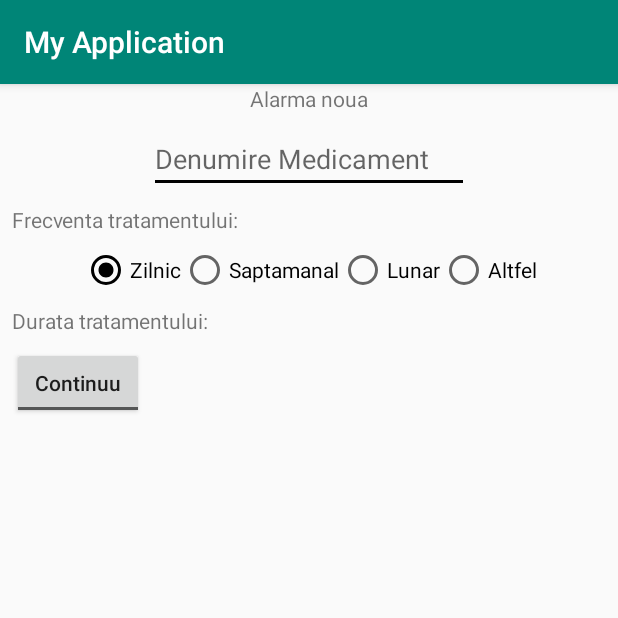
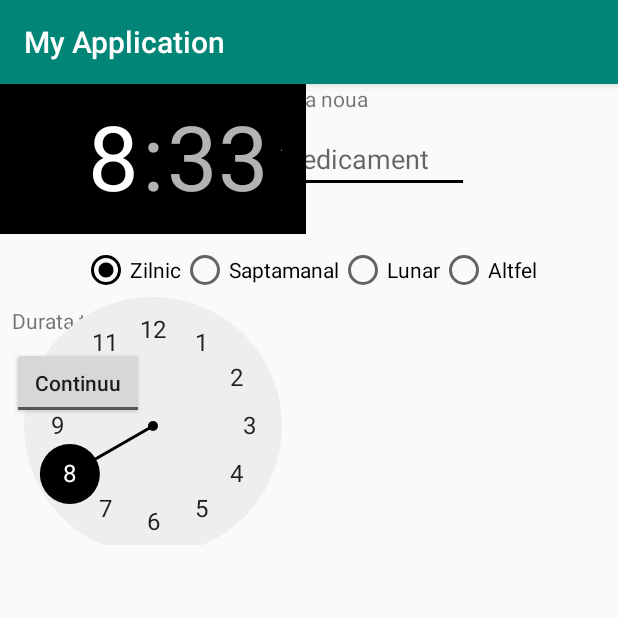
Before and after one commit to VirgoW/AdherenceAppSchoolProject, an Android app: the AlarmSet screen opened directly, with no data from a screen before it, on a phone screen of 412 x 824 dp, the top half of it. Run offline under Robolectric (Android 15) with nearby library versions, the phone set to English and light mode, and no system bars.

Commit message:
Bianca added alarm Timer Picker
WIP not finished

```diff
--- a/app/src/main/res/layout/activity_alarm_set.xml
+++ b/app/src/main/res/layout/activity_alarm_set.xml
@@ -147,4 +147,11 @@
         app:layout_constraintStart_toEndOf="@+id/alarmsNumber_Text"
         app:layout_constraintTop_toTopOf="@+id/alarmsNumber_Text" />
 
+    <TimePicker
+        android:id="@+id/alarmTimePicker"
+        android:layout_width="204dp"
+        android:layout_height="307dp"
+        tools:layout_editor_absoluteX="85dp"
+        tools:layout_editor_absoluteY="196dp" />
+
 </android.support.constraint.ConstraintLayout>
```
